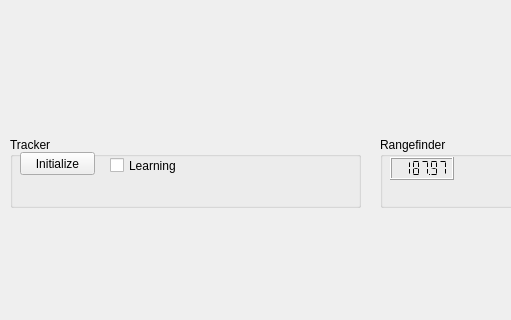
Before: the Qt Designer form SeaVipers2/seavipers2.ui in jerdman/SeaVipers2, drawn with Qt 5; both pictures show x 0 to 511 and y 380 to 700 of the 800 by 700 pixel window.
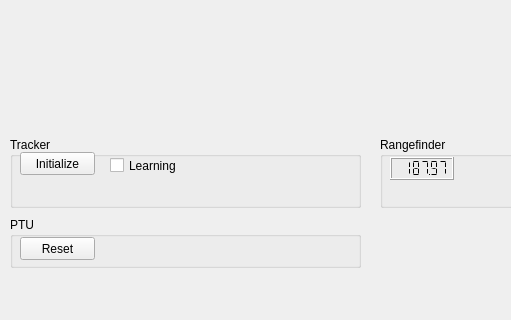
After: the same form once the commit is applied.

Diff of the .ui file:
```diff
--- a/SeaVipers2/seavipers2.ui
+++ b/SeaVipers2/seavipers2.ui
@@ -106,6 +106,32 @@
      </property>
     </widget>
    </widget>
+   <widget class="QGroupBox" name="groupBox_3">
+    <property name="geometry">
+     <rect>
+      <x>10</x>
+      <y>580</y>
+      <width>351</width>
+      <height>51</height>
+     </rect>
+    </property>
+    <property name="title">
+     <string>PTU</string>
+    </property>
+    <widget class="QPushButton" name="ptuResetButton">
+     <property name="geometry">
+      <rect>
+       <x>10</x>
+       <y>20</y>
+       <width>75</width>
+       <height>23</height>
+      </rect>
+     </property>
+     <property name="text">
+      <string>Reset</string>
+     </property>
+    </widget>
+   </widget>
   </widget>
   <widget class="QMenuBar" name="menuBar">
    <property name="geometry">
```
